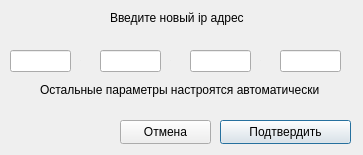
This is design_ui/EditNetwork.ui in BagaJimbildan/LAS_SibSIU as Qt 5 draws it before an edit. The edited form follows.
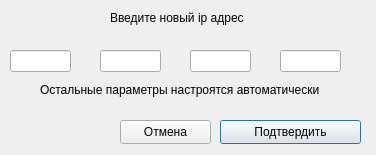
This is the edited form.

Patch:
```diff
--- a/design_ui/EditNetwork.ui
+++ b/design_ui/EditNetwork.ui
@@ -6,7 +6,7 @@
    <rect>
     <x>0</x>
     <y>0</y>
-    <width>363</width>
+    <width>376</width>
     <height>155</height>
    </rect>
   </property>
@@ -140,7 +140,7 @@
     <rect>
      <x>220</x>
      <y>120</y>
-     <width>131</width>
+     <width>141</width>
      <height>24</height>
     </rect>
    </property>
@@ -169,7 +169,7 @@
     <rect>
      <x>40</x>
      <y>80</y>
-     <width>301</width>
+     <width>311</width>
      <height>20</height>
     </rect>
    </property>
```
